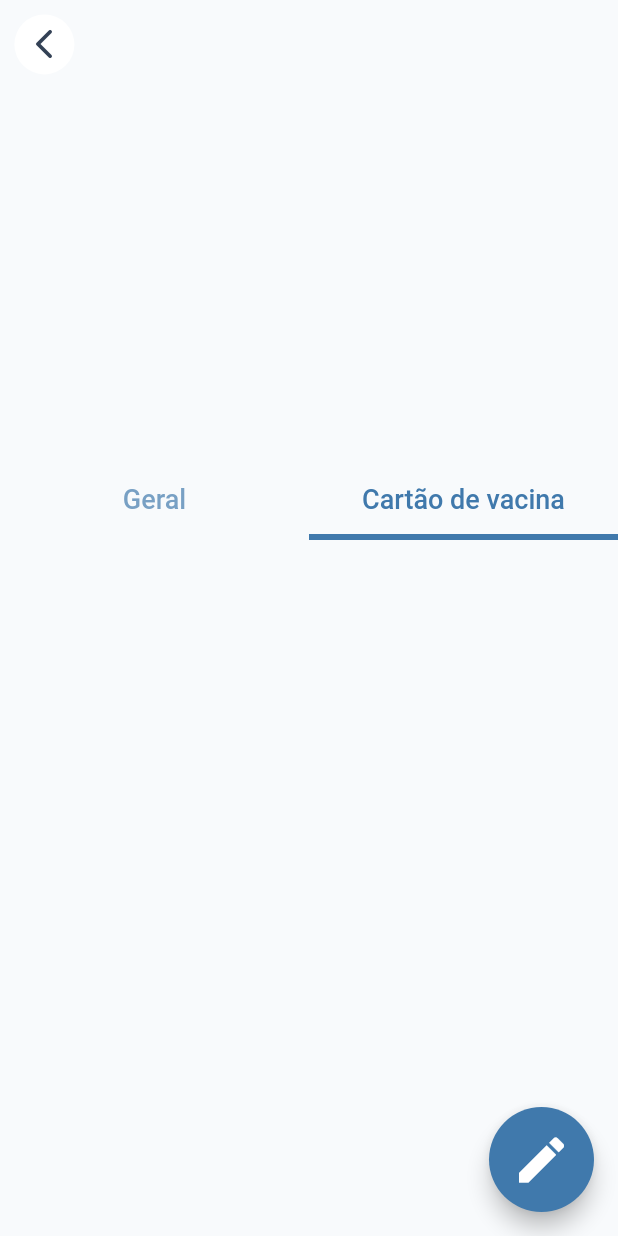
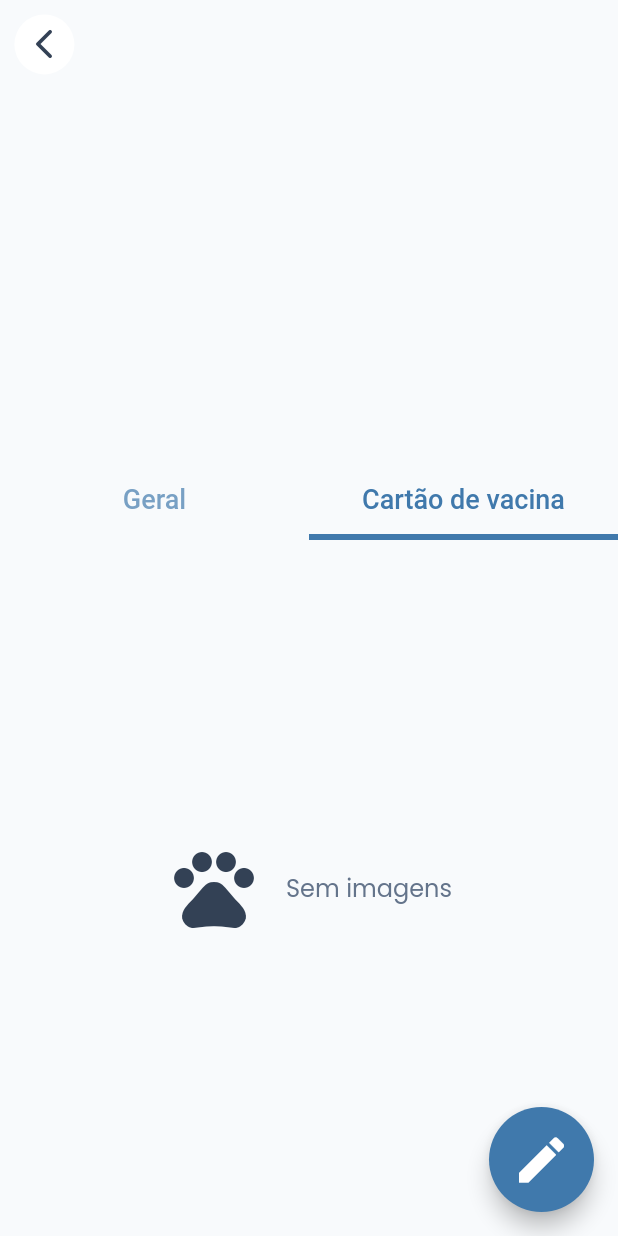
Before and after one commit to Yurinabaia/adote_me, a Flutter app: the AdoptionDetailsScreen screen opened by its route, tab 2 chosen, on a phone screen of 412 x 824 dp. Run offline on Flutter 3.47's test engine with Material 2 defaults, Android fonts, the phone set to English and light mode, and no system bars; our stand-ins replace carousel_slider, cloud_firestore, device_preview, file_picker, firebase_auth, firebase_core and 8 more; missing offline and left inert: flutter_facebook_auth, multiple_stream_builder; accounts and stored records are empty.

Commit message:
Criado regra para povoar banco e correcao no adoption post

```diff
--- a/lib/ui/screens/publication_details/adoption_post_details_screen.dart
+++ b/lib/ui/screens/publication_details/adoption_post_details_screen.dart
@@ -86,8 +86,10 @@ class _AdoptionDetailsScreenState extends State<AdoptionDetailsScreen>
       setState(() {
         _listImagesCarousel =
             List<String>.from(dataPublication!.data()?['animalPhotos']);
+        if (dataPublication.data()?['picturesVaccineCard'] != null) {
           _listImagesVaccine =
               List<String>.from(dataPublication.data()?['picturesVaccineCard']);
+        }
 
         name = dataPublication.data()?['name'];
         description = dataPublication.data()?['description'];
@@ -341,8 +343,10 @@ class _AdoptionDetailsScreenState extends State<AdoptionDetailsScreen>
                     ],
                   ),
                 ),
-                GridView.builder(
-                  gridDelegate: const SliverGridDelegateWithMaxCrossAxisExtent(
+                _listImagesVaccine.isNotEmpty
+                    ? GridView.builder(
+                        gridDelegate:
+                            const SliverGridDelegateWithMaxCrossAxisExtent(
                           maxCrossAxisExtent: 200,
                           crossAxisSpacing: 16,
                           mainAxisSpacing: 16,
@@ -351,8 +355,7 @@ class _AdoptionDetailsScreenState extends State<AdoptionDetailsScreen>
                         physics: const NeverScrollableScrollPhysics(),
                         itemCount: _listImagesVaccine.length,
                         itemBuilder: (BuildContext context, int index) {
-                    return _listImagesVaccine.isNotEmpty
-                        ? GestureDetector(
+                          return GestureDetector(
                             onTap: () {
                               Navigator.push(
                                 context,
@@ -370,13 +373,20 @@ class _AdoptionDetailsScreenState extends State<AdoptionDetailsScreen>
                                 fit: BoxFit.cover,
                               ),
                             ),
-                          )
-                        : const Center(
-                            child: DetailTextComponent(
-                              text: 'Nenhuma imagem encontrada',
-                            ),
                           );
                         },
+                      )
+                    : Row(
+                        mainAxisAlignment: MainAxisAlignment.center,
+                        children: const <Widget>[
+                          Icon(
+                            Icons.pets,
+                            size: 64,
+                            color: Color(0xff334155),
+                          ),
+                          SizedBox(width: 16),
+                          DetailTextComponent(text: 'Sem imagens'),
+                        ],
                       ),
               ],
             );
```
Also changed, not shown: lib/ui/screens/my_publications_screen.dart (+42 -36 lines), lib/utils/genereate_data_test.dart (added, +56 -0 lines). Lines whose indentation alone changed are shown as unchanged.
